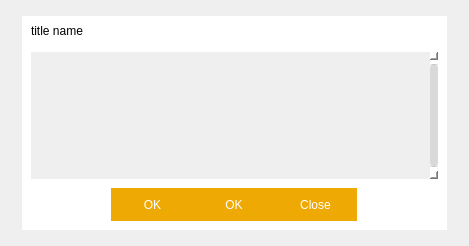
The window that src/qt/forms/cmessagebox.ui (MassGrid/MassGrid) describes before a commit, drawn with Qt 5.
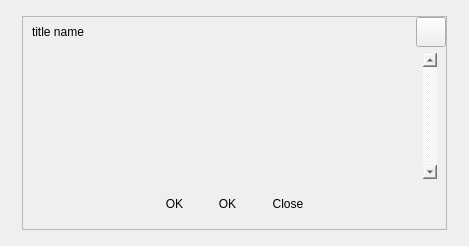
The same window after the commit. Icons and pictures are not drawn.

The edit to the form file:
```diff
--- a/src/qt/forms/cmessagebox.ui
+++ b/src/qt/forms/cmessagebox.ui
@@ -32,142 +32,7 @@
    <item row="0" column="0">
     <widget class="QWidget" name="centerWin" native="true">
      <property name="styleSheet">
-      <string notr="true">QWidget#centerWin{
-border:hidden;
-border-image: url(:/pic/res/pic/dlgBackgroud.png);
-}
-
-QFrame{
-border:hidden;
-}
-
-QScrollArea{
-border:hidden;
-}
-
-/*垂直滚动条整体*/
-QScrollBar:vertical
-{
-    width:8px;
-    background:rgb(0,0,0,0%);
-    margin:0px,0px,0px,0px;
-    padding-top:12px;   /*上预留位置*/
-    padding-bottom:12px;    /*下预留位置*/
-}
-
-/*滚动条中滑块的样式*/
-QScrollBar::handle:vertical
-{
-    width:8px;
-    background:rgb(0,0,0,15%);
-    border-radius:4px;
-    min-height:20px;
-}
-
-/*鼠标触及滑块样式*/
-QScrollBar::handle:vertical:hover
-{
-    width:9px;
-    background:rgb(0,0,0,30%);
-    border-radius:4px;
-    min-height:20;
-}
-
-/*设置下箭头*/
-QScrollBar::add-line:vertical
-{
-    height:12px;
-    width:10px;
-    border-image:url(:/selectfile/scroll/3.png);
-    subcontrol-position:bottom;
-}
-
-/*设置上箭头*/
-QScrollBar::sub-line:vertical
-{
-    height:12px;
-    width:10px;
-    border-image:url(:/selectfile/scroll/1.png);
-    subcontrol-position:top;
-}
-
-/*设置下箭头:悬浮状态*/
-QScrollBar::add-line:vertical:hover
-{
-    height:12px;
-    width:10px;
-    border-image:url(:/selectfile/scroll/4.png);
-    subcontrol-position:bottom;
-}
-
-/*设置上箭头：悬浮状态*/
-QScrollBar::sub-line:vertical:hover
-{
-    height:12px;
-    width:10px;
-    border-image:url(:/selectfile/scroll/2.png);
-    subcontrol-position:top;
-}
-
-/*当滚动条滚动的时候，上面的部分和下面的部分*/
-QScrollBar::add-page:vertical,QScrollBar::sub-page:vertical
-{
-    background:rgb(0,0,0,10%);
-    border-radius:4px;
-}
-
-
-
-QScrollBar:horizontal{
-height:10px;
-background:transparent;
-background-color:rgb(248, 248, 248);
-margin:0px,0px,0px,0px;
-padding-left:10px;padding-right:10px;
-}
-
-QScrollBar::handle:horizontal{
-height:10px;
-background:lightgray;
-border-radius:5px;/*min-height:20;*/
-}
-QScrollBar::handle:horizontal:hover{
-height:10px;
-background:gray;
-border-radius:5px;/*min-height:20;*/
-}
-QScrollBar::add-line:horizontal{
-/*height:10px;width:10px;*/
-border-image:url(:/button/images/button/right.png);
-/*subcontrol-position:right;*/
-}
-QScrollBar::sub-line:horizontal{
-/*height:10px;width:10px;*/
-border-image:url(:/button/images/button/left.png);
-/*subcontrol-position:left;*/
-}
-QScrollBar::add-line:horizontal:hover{
-/*height:10px;width:10px;*/
-border-image:url(:/button/images/button/right_mouseDown.png);
-/*subcontrol-position:right;*/
-}
-QScrollBar::sub-line:horizontal:hover{
-/*height:10px;width:10px;*/
-border-image:url(:/button/images/button/left_mouseDown.png);
-/*subcontrol-position:left;*/
-}
-QScrollBar::add-page:horizontal,QScrollBar::sub-page:horizontal{
-background:transparent;
-border-radius:5px;
-}
-
-QToolButton{
-width:80;
-height:30;
-background-color: rgb(239, 169, 4);
-color: rgb(255, 255, 255);
-border:hidden;
-}</string>
+      <string notr="true"/>
      </property>
      <layout class="QGridLayout" name="gridLayout_2">
       <property name="leftMargin">
@@ -185,10 +50,7 @@
       <item row="0" column="0">
        <widget class="QFrame" name="mainframe">
         <property name="styleSheet">
-         <string notr="true">QFrame#mainframe{
-border:hidden;
-	background-color: rgb(255, 255, 255);
-}</string>
+         <string notr="true"/>
         </property>
         <property name="frameShape">
          <enum>QFrame::StyledPanel</enum>
@@ -253,15 +115,6 @@
                <property name="focusPolicy">
                 <enum>Qt::NoFocus</enum>
                </property>
-               <property name="styleSheet">
-                <string notr="true">QToolButton{
-border:hidden;
-	background-color: rgb(255, 255, 255,0);
-image: url(:/icons/res/pic/closeBtn.png);
-}
-
-</string>
-               </property>
                <property name="text">
                 <string/>
                </property>
@@ -289,7 +142,7 @@
              <item>
               <widget class="QScrollArea" name="scrollArea">
                <property name="styleSheet">
-                <string notr="true"/>
+                <string notr="true">border:hidden;</string>
                </property>
                <property name="verticalScrollBarPolicy">
                 <enum>Qt::ScrollBarAlwaysOn</enum>
@@ -302,8 +155,8 @@
                  <rect>
                   <x>0</x>
                   <y>0</y>
-                  <width>397</width>
-                  <height>122</height>
+                  <width>389</width>
+                  <height>121</height>
                  </rect>
                 </property>
                 <layout class="QVBoxLayout" name="verticalLayout_2">
@@ -338,6 +191,9 @@
                  <height>32</height>
                 </size>
                </property>
+               <property name="styleSheet">
+                <string notr="true">border:hidden;</string>
+               </property>
                <property name="frameShape">
                 <enum>QFrame::StyledPanel</enum>
                </property>
```
